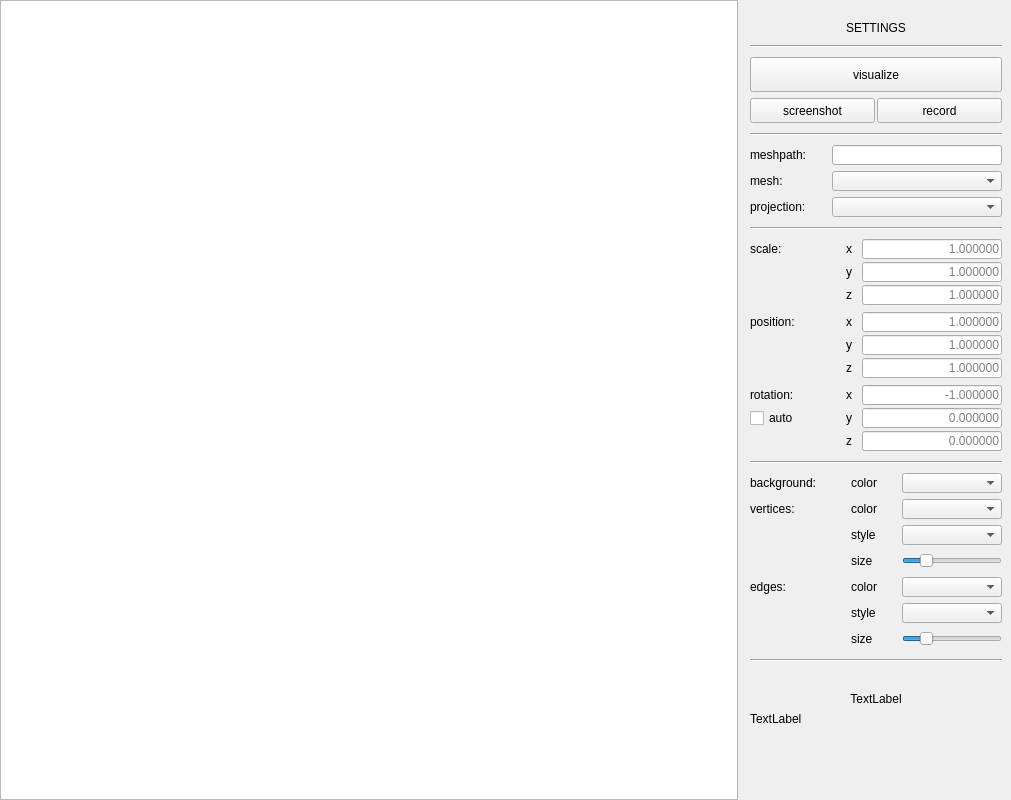
Qt form src/gui/mainwindow.ui (Dolaxom/C_3DEngine) before a commit.
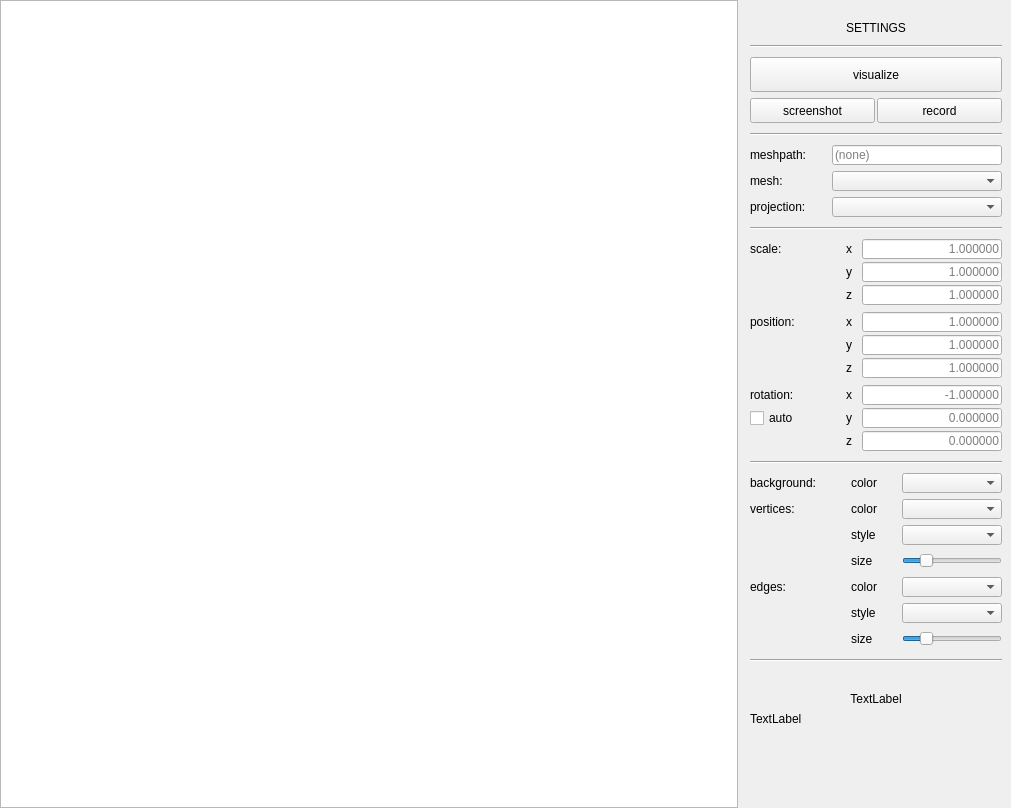
The same form after that commit.

Patch:
```diff
--- a/src/gui/mainwindow.ui
+++ b/src/gui/mainwindow.ui
@@ -7,7 +7,7 @@
     <x>0</x>
     <y>0</y>
     <width>1011</width>
-    <height>800</height>
+    <height>808</height>
    </rect>
   </property>
   <property name="windowTitle">
@@ -279,6 +279,9 @@
             <height>20</height>
            </size>
           </property>
+          <property name="placeholderText">
+           <string>(none)</string>
+          </property>
          </widget>
         </item>
         <item row="0" column="0">
@@ -1255,13 +1258,13 @@
         <property name="minimumSize">
          <size>
           <width>252</width>
-          <height>40</height>
+          <height>60</height>
          </size>
         </property>
         <property name="maximumSize">
          <size>
           <width>252</width>
-          <height>40</height>
+          <height>60</height>
          </size>
         </property>
         <property name="text">
@@ -1270,6 +1273,9 @@
         <property name="alignment">
          <set>Qt::AlignLeading|Qt::AlignLeft|Qt::AlignTop</set>
         </property>
+        <property name="wordWrap">
+         <bool>true</bool>
+        </property>
        </widget>
       </item>
       <item>
```
Left out of the diff: 3 changed lines with no effect on the pictures.
